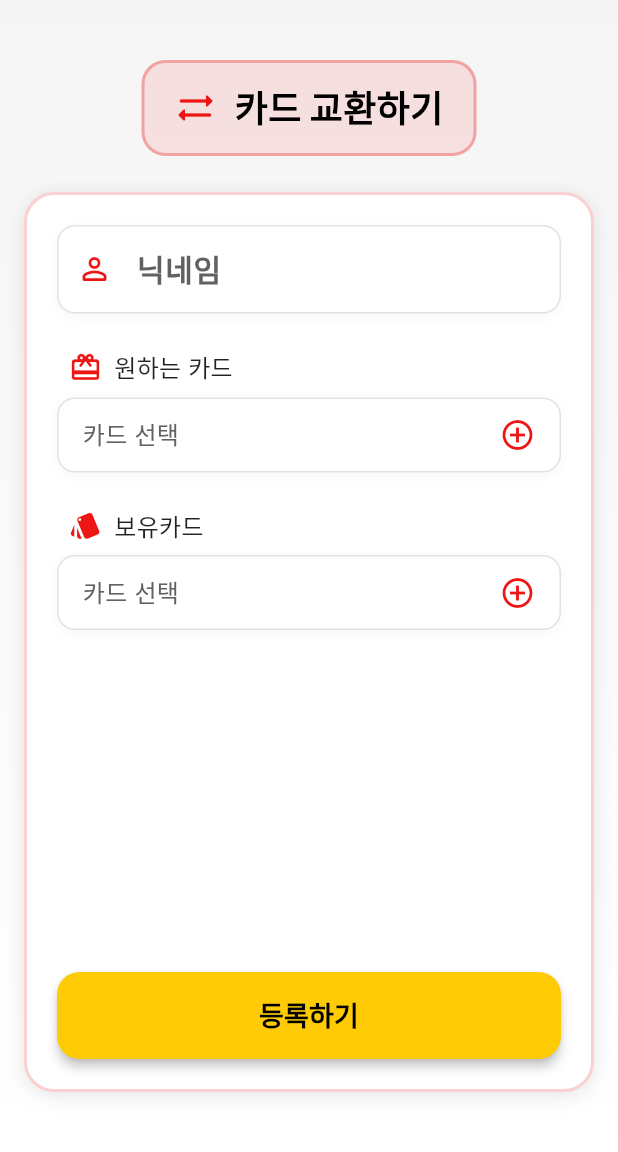
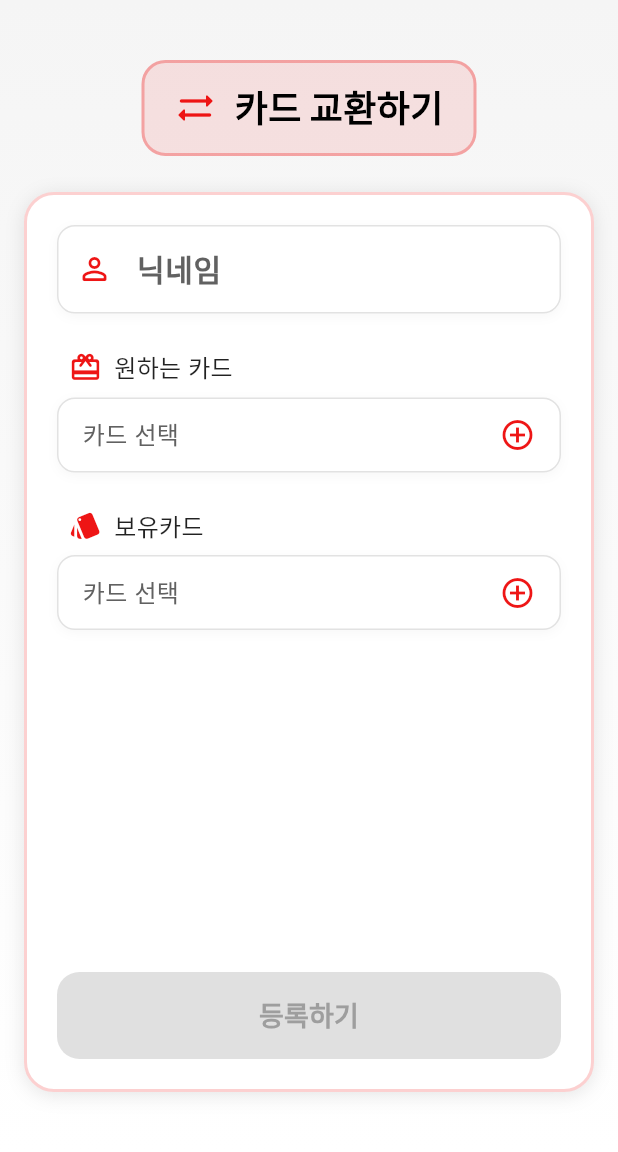
Before and after one commit to jinju9513/PokemonMarket, a Flutter app: the CardExchangePage screen opened directly, on a phone screen of 412 x 824 dp, the part 84-1236 px from its top. Run offline on Flutter 3.47's test engine with Material 3 defaults, Android fonts, the phone set to English and light mode, and no system bars; our stand-ins replace google_fonts, image_picker.

Commit message:
FIX: 카드교환 버튼 활성화 조건 추가 및 비활성화 시 색상 변경

```diff
--- a/lib/pages/card_exchange_page.dart
+++ b/lib/pages/card_exchange_page.dart
@@ -217,13 +217,17 @@ class _CardExchangePageState extends State<CardExchangePage> {
                       SizedBox(
                         width: double.infinity,
                         child: ElevatedButton(
-                          onPressed: () {
-                            Navigator.pop(context, {
-                              'userName': _nameController.text,
-                              'desiredCards': selectedDesiredCards,
-                              'ownedCards': selectedOwnedCards,
-                            });
-                          },
+                          onPressed: _nameController.text.isNotEmpty &&
+                                  selectedDesiredCards.isNotEmpty &&
+                                  selectedOwnedCards.isNotEmpty
+                              ? () {
+                                  Navigator.pop(context, {
+                                    'userName': _nameController.text,
+                                    'desiredCards': selectedDesiredCards,
+                                    'ownedCards': selectedOwnedCards,
+                                  });
+                                }
+                              : null,
                           style: ElevatedButton.styleFrom(
                             backgroundColor: isDarkMode
                                 ? PokemonColors.primaryBlue
@@ -235,13 +239,25 @@ class _CardExchangePageState extends State<CardExchangePage> {
                             shape: RoundedRectangleBorder(
                               borderRadius: BorderRadius.circular(15),
                             ),
+                            disabledBackgroundColor: isDarkMode
+                                ? Colors.grey[800]
+                                : Colors.grey[300],
+                            disabledForegroundColor: isDarkMode
+                                ? Colors.grey[600]
+                                : Colors.grey[500],
                           ),
                           child: Text(
                             '등록하기',
                             style: TextStyle(
                               fontSize: 18,
                               fontWeight: FontWeight.bold,
-                              color: isDarkMode ? Colors.white : Colors.black,
+                              color: _nameController.text.isNotEmpty &&
+                                      selectedDesiredCards.isNotEmpty &&
+                                      selectedOwnedCards.isNotEmpty
+                                  ? (isDarkMode ? Colors.white : Colors.black)
+                                  : (isDarkMode
+                                      ? Colors.grey[600]
+                                      : Colors.grey[500]),
                             ),
                           ),
                         ),
```
